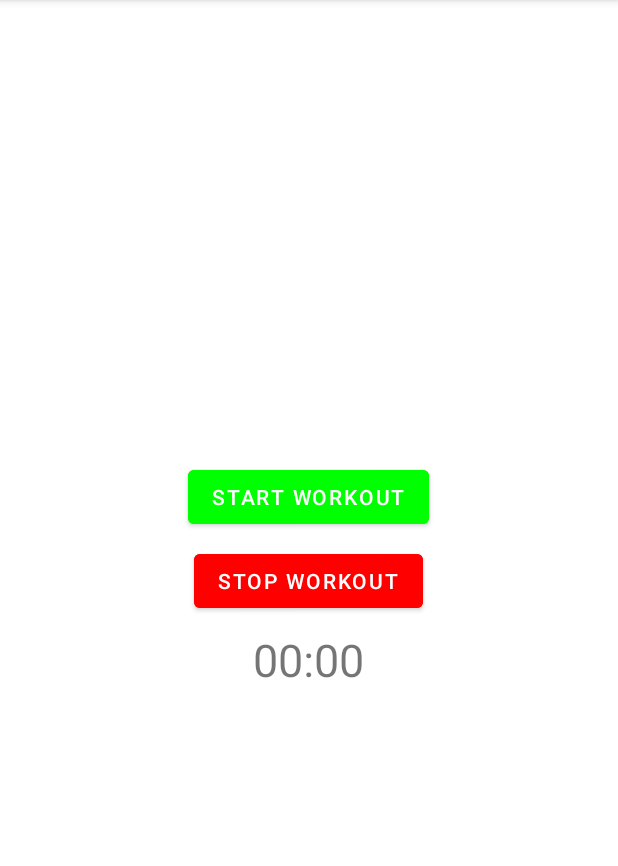
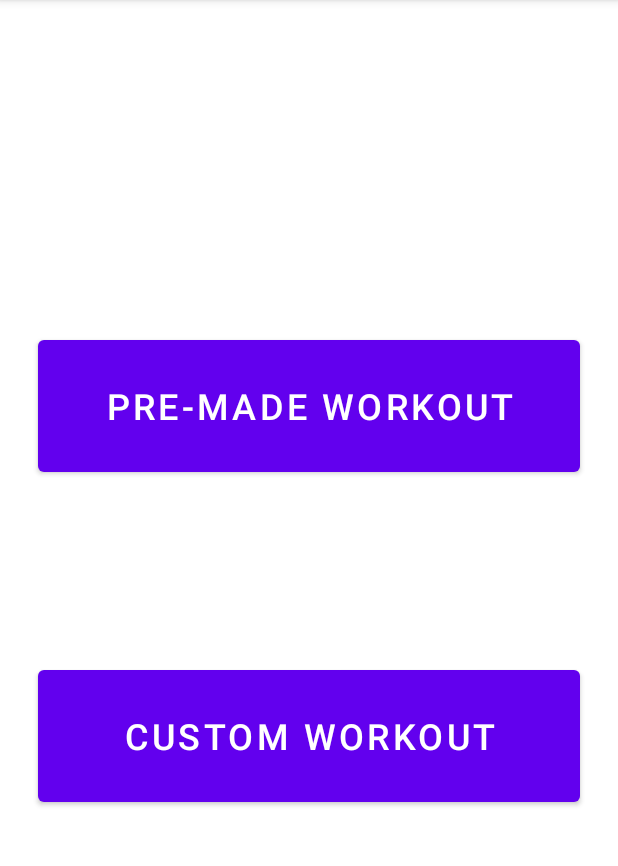
Before and after one commit to Tnelso95/PumpPatrol, an Android app: the fragment WorkoutFragment shown on its own in the app's theme, on a phone screen of 412 x 824 dp, the part 84-950 px from its top. Run offline under Robolectric (Android 15) with nearby library versions, the phone set to English and light mode, and no system bars.

Commit message:
Added two new pages on the workout tab for premade and custom workouts
- back button doesnt work

```diff
--- a/app/src/main/java/com/example/pumppatrol/ui/workout/WorkoutFragment.kt
+++ b/app/src/main/java/com/example/pumppatrol/ui/workout/WorkoutFragment.kt
@@ -9,6 +9,7 @@ import android.view.ViewGroup
 import android.widget.Button
 import android.widget.TextView
 import androidx.fragment.app.Fragment
+import androidx.navigation.fragment.findNavController
 import com.example.pumppatrol.R
 
 class WorkoutFragment : Fragment() {
@@ -26,32 +27,51 @@ class WorkoutFragment : Fragment() {
     ): View {
         val view = inflater.inflate(R.layout.fragment_workout, container, false)
 
-        textWorkout = view.findViewById(R.id.text_workout)
-        btnStart = view.findViewById(R.id.btn_start)
-        btnStop = view.findViewById(R.id.btn_stop)
+        // Get the buttons by their IDs
+        val btnPremade = view.findViewById<Button>(R.id.btn_premade_workout)
+        val btnCustom = view.findViewById<Button>(R.id.btn_custom_workout)
 
-        btnStart.setOnClickListener {
-            running = true
-            handler.post(runnable)
+        // Set up click listeners to navigate to the respective fragments
+        btnPremade.setOnClickListener {
+            findNavController().navigate(R.id.action_workoutOptions_to_premadeWorkoutFragment)
         }
 
-        btnStop.setOnClickListener {
-            running = false
-            handler.removeCallbacks(runnable)
+        btnCustom.setOnClickListener {
+            findNavController().navigate(R.id.action_workoutOptions_to_customWorkoutFragment)
         }
 
         return view
     }
+}
 
-    private val runnable = object : Runnable {
-        override fun run() {
-            if (running) {
-                seconds++
-                val minutes = seconds / 60
-                val secs = seconds % 60
-                textWorkout.text = String.format("%02d:%02d", minutes, secs)
-                handler.postDelayed(this, 1000)
-            }
-        }
-    }
-}
+        //textWorkout = view.findViewById(R.id.text_workout)
+//        btnStart = view.findViewById(R.id.btn_start)
+//        btnStop = view.findViewById(R.id.btn_stop)
+//        btnStart = view.findViewById(R.id.btn_premade_workout)
+//        btnStop = view.findViewById(R.id.btn_custom_workout)
+//
+//        btnStart.setOnClickListener {
+//            running = true
+//            handler.post(runnable)
+//        }
+//
+//        btnStop.setOnClickListener {
+//            running = false
+//            handler.removeCallbacks(runnable)
+//        }
+//
+//        return view
+//    }
+//
+//    private val runnable = object : Runnable {
+//        override fun run() {
+//            if (running) {
+//                seconds++
+//                val minutes = seconds / 60
+//                val secs = seconds % 60
+//                textWorkout.text = String.format("%02d:%02d", minutes, secs)
+//                handler.postDelayed(this, 1000)
+//            }
+//        }
+//    }
+//}
--- a/app/src/main/res/layout/fragment_workout.xml
+++ b/app/src/main/res/layout/fragment_workout.xml
@@ -1,33 +1,68 @@
 <?xml version="1.0" encoding="utf-8"?>
-<LinearLayout xmlns:android="http://schemas.android.com/apk/res/android"
+<!--<LinearLayout xmlns:android="http://schemas.android.com/apk/res/android"-->
+<!--    android:layout_width="match_parent"-->
+<!--    android:layout_height="match_parent"-->
+<!--    android:orientation="vertical"-->
+<!--    android:gravity="center"-->
+<!--    android:padding="16dp">-->
+
+<!--    <Button-->
+<!--        android:id="@+id/btn_start"-->
+<!--        android:layout_width="wrap_content"-->
+<!--        android:layout_height="wrap_content"-->
+<!--        android:backgroundTint="#00FF00"-->
+<!--        android:text="Start Workout"-->
+<!--        android:layout_marginBottom="dp" />-->
+
+<androidx.constraintlayout.widget.ConstraintLayout
+    xmlns:android="http://schemas.android.com/apk/res/android"
+    xmlns:app="http://schemas.android.com/apk/res-auto"
     android:layout_width="match_parent"
-    android:layout_height="match_parent"
-    android:orientation="vertical"
-    android:gravity="center"
-    android:padding="16dp">
+    android:layout_height="match_parent">
 
     <Button
-        android:id="@+id/btn_start"
-        android:layout_width="wrap_content"
-        android:layout_height="wrap_content"
-        android:backgroundTint="#00FF00"
-        android:text="Start Workout"
-        android:layout_marginBottom="8dp" />
+        android:id="@+id/btn_premade_workout"
+        android:layout_width="0dp"
+        android:layout_height="100dp"
+        android:text="Pre-Made Workout"
+        android:textSize="24sp"
+        android:layout_marginStart="25dp"
+        android:layout_marginEnd="25dp"
+        app:layout_constraintStart_toStartOf="parent"
+        app:layout_constraintEnd_toEndOf="parent"
+        app:layout_constraintTop_toTopOf="parent"
+        app:layout_constraintBottom_toBottomOf="parent"
+        app:layout_constraintVertical_bias="0.33"/>
 
     <Button
-        android:id="@+id/btn_stop"
-        android:layout_width="wrap_content"
-        android:layout_height="wrap_content"
-        android:backgroundTint="#FF0000"
-        android:text="Stop Workout"
-        android:layout_marginBottom="8dp" />
+        android:id="@+id/btn_custom_workout"
+        android:layout_width="0dp"
+        android:layout_height="100dp"
+        android:text="Custom Workout"
+        android:textSize="24sp"
+        android:layout_marginStart="25dp"
+        android:layout_marginEnd="25dp"
+        app:layout_constraintStart_toStartOf="parent"
+        app:layout_constraintEnd_toEndOf="parent"
+        app:layout_constraintTop_toTopOf="parent"
+        app:layout_constraintBottom_toBottomOf="parent"
+        app:layout_constraintVertical_bias="0.66"/>
+</androidx.constraintlayout.widget.ConstraintLayout>
 
-    <TextView
-        android:id="@+id/text_workout"
-        android:layout_width="wrap_content"
-        android:layout_height="wrap_content"
-        android:textAlignment="center"
-        android:textSize="30sp"
-        android:text="00:00" />
+<!--    <Button-->
+<!--        android:id="@+id/btn_stop"-->
+<!--        android:layout_width="wrap_content"-->
+<!--        android:layout_height="wrap_content"-->
+<!--        android:backgroundTint="#FF0000"-->
+<!--        android:text="Stop Workout"-->
+<!--        android:layout_marginBottom="8dp" />-->
 
-</LinearLayout>
+<!--    <TextView-->
+<!--        android:id="@+id/text_workout"-->
+<!--        android:layout_width="wrap_content"-->
+<!--        android:layout_height="wrap_content"-->
+<!--        android:textAlignment="center"-->
+<!--        android:textSize="30sp"-->
+<!--        android:text="00:00" />-->
+
+<!--</LinearLayout>-->
```
Also changed, not shown: app/src/main/java/com/example/pumppatrol/ui/workout/CustomViewModel.kt (added, +14 -0 lines), app/src/main/java/com/example/pumppatrol/ui/workout/CustomWorkoutFragment.kt (added, +44 -0 lines), app/src/main/java/com/example/pumppatrol/ui/workout/PreViewModel.kt (added, +14 -0 lines), app/src/main/java/com/example/pumppatrol/ui/workout/PremadeWorkoutFragment.kt (added, +44 -0 lines), app/src/main/java/com/example/pumppatrol/ui/workout/WorkoutOptFragment.kt (added, +36 -0 lines), app/src/main/res/layout/fragment_custom_workout.xml (added, +24 -0 lines), app/src/main/res/layout/fragment_premade_workout.xml (added, +24 -0 lines), app/src/main/res/navigation/mobile_navigation.xml (+20 -1 lines).
